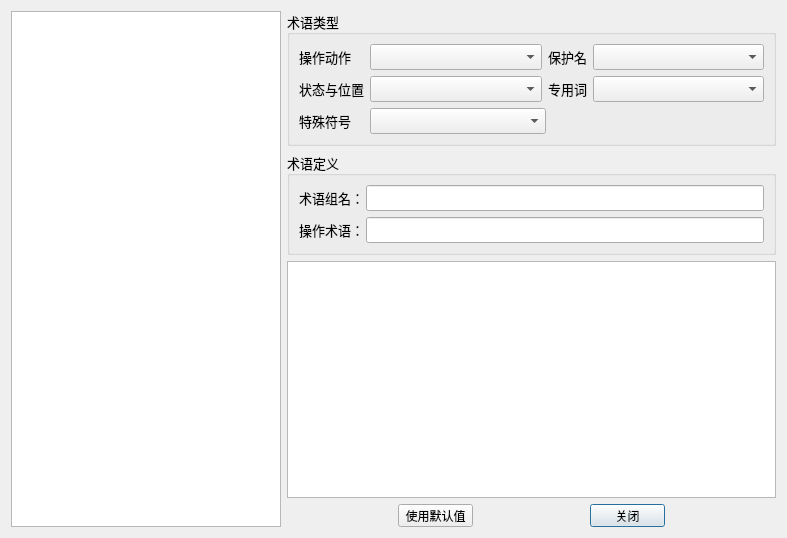
Above: UI/optermdlg.ui from rcswhuang/wfdbtool before the change. Below: the same form after it.
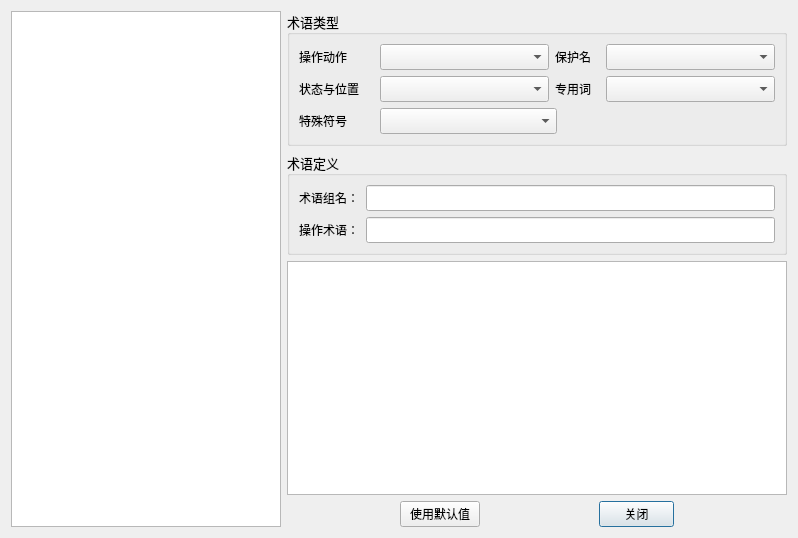
That is the form after the change. Icons and pictures are not drawn.

```diff
--- a/UI/optermdlg.ui
+++ b/UI/optermdlg.ui
@@ -6,7 +6,7 @@
    <rect>
     <x>0</x>
     <y>0</y>
-    <width>787</width>
+    <width>798</width>
     <height>538</height>
    </rect>
   </property>
@@ -43,7 +43,7 @@
       <widget class="QGroupBox" name="groupBox">
        <property name="font">
         <font>
-         <family>微软雅黑</family>
+         <family>宋体</family>
          <pointsize>10</pointsize>
          <weight>50</weight>
          <bold>false</bold>
@@ -54,21 +54,27 @@
        </property>
        <layout class="QVBoxLayout" name="verticalLayout">
         <item>
-         <layout class="QHBoxLayout" name="horizontalLayout">
+         <layout class="QHBoxLayout" name="horizontalLayout" stretch="1,2,1,2">
           <item>
            <widget class="QLabel" name="label">
             <property name="minimumSize">
              <size>
-              <width>65</width>
+              <width>75</width>
               <height>19</height>
              </size>
             </property>
             <property name="maximumSize">
              <size>
-              <width>65</width>
+              <width>75</width>
               <height>19</height>
              </size>
             </property>
+            <property name="font">
+             <font>
+              <family>宋体</family>
+              <pointsize>9</pointsize>
+             </font>
+            </property>
             <property name="text">
              <string>操作动作</string>
             </property>
@@ -88,16 +94,22 @@
            <widget class="QLabel" name="label_2">
             <property name="minimumSize">
              <size>
-              <width>39</width>
-              <height>19</height>
+              <width>45</width>
+              <height>22</height>
              </size>
             </property>
             <property name="maximumSize">
              <size>
-              <width>39</width>
-              <height>19</height>
+              <width>45</width>
+              <height>22</height>
              </size>
             </property>
+            <property name="font">
+             <font>
+              <family>宋体</family>
+              <pointsize>9</pointsize>
+             </font>
+            </property>
             <property name="text">
              <string>保护名</string>
             </property>
@@ -121,16 +133,22 @@
            <widget class="QLabel" name="label_3">
             <property name="minimumSize">
              <size>
-              <width>65</width>
+              <width>75</width>
               <height>19</height>
              </size>
             </property>
             <property name="maximumSize">
              <size>
-              <width>65</width>
+              <width>75</width>
               <height>19</height>
              </size>
             </property>
+            <property name="font">
+             <font>
+              <family>宋体</family>
+              <pointsize>9</pointsize>
+             </font>
+            </property>
             <property name="text">
              <string>状态与位置</string>
             </property>
@@ -150,16 +168,22 @@
            <widget class="QLabel" name="label_4">
             <property name="minimumSize">
              <size>
-              <width>39</width>
-              <height>19</height>
+              <width>45</width>
+              <height>22</height>
              </size>
             </property>
             <property name="maximumSize">
              <size>
-              <width>39</width>
-              <height>19</height>
+              <width>45</width>
+              <height>22</height>
              </size>
             </property>
+            <property name="font">
+             <font>
+              <family>宋体</family>
+              <pointsize>9</pointsize>
+             </font>
+            </property>
             <property name="text">
              <string>专用词</string>
             </property>
@@ -183,16 +207,22 @@
            <widget class="QLabel" name="label_5">
             <property name="minimumSize">
              <size>
-              <width>65</width>
+              <width>75</width>
               <height>19</height>
              </size>
             </property>
             <property name="maximumSize">
              <size>
-              <width>65</width>
+              <width>75</width>
               <height>19</height>
              </size>
             </property>
+            <property name="font">
+             <font>
+              <family>宋体</family>
+              <pointsize>9</pointsize>
+             </font>
+            </property>
             <property name="text">
              <string>特殊符号</string>
             </property>
@@ -233,7 +263,7 @@
       <widget class="QGroupBox" name="groupBox_2">
        <property name="font">
         <font>
-         <family>微软雅黑</family>
+         <family>宋体</family>
          <pointsize>10</pointsize>
         </font>
        </property>
@@ -257,6 +287,11 @@
               <height>21</height>
              </size>
             </property>
+            <property name="font">
+             <font>
+              <pointsize>9</pointsize>
+             </font>
+            </property>
             <property name="text">
              <string>术语组名：</string>
             </property>
@@ -283,6 +318,11 @@
               <height>21</height>
              </size>
             </property>
+            <property name="font">
+             <font>
+              <pointsize>9</pointsize>
+             </font>
+            </property>
             <property name="text">
              <string>操作术语：</string>
             </property>
@@ -305,14 +345,14 @@
         <widget class="QPushButton" name="defaultBtn">
          <property name="minimumSize">
           <size>
-           <width>75</width>
-           <height>23</height>
+           <width>80</width>
+           <height>26</height>
           </size>
          </property>
          <property name="maximumSize">
           <size>
-           <width>75</width>
-           <height>23</height>
+           <width>80</width>
+           <height>26</height>
           </size>
          </property>
          <property name="text">
@@ -328,13 +368,13 @@
          <property name="minimumSize">
           <size>
            <width>75</width>
-           <height>23</height>
+           <height>26</height>
           </size>
          </property>
          <property name="maximumSize">
           <size>
            <width>75</width>
-           <height>23</height>
+           <height>26</height>
           </size>
          </property>
          <property name="text">
```
